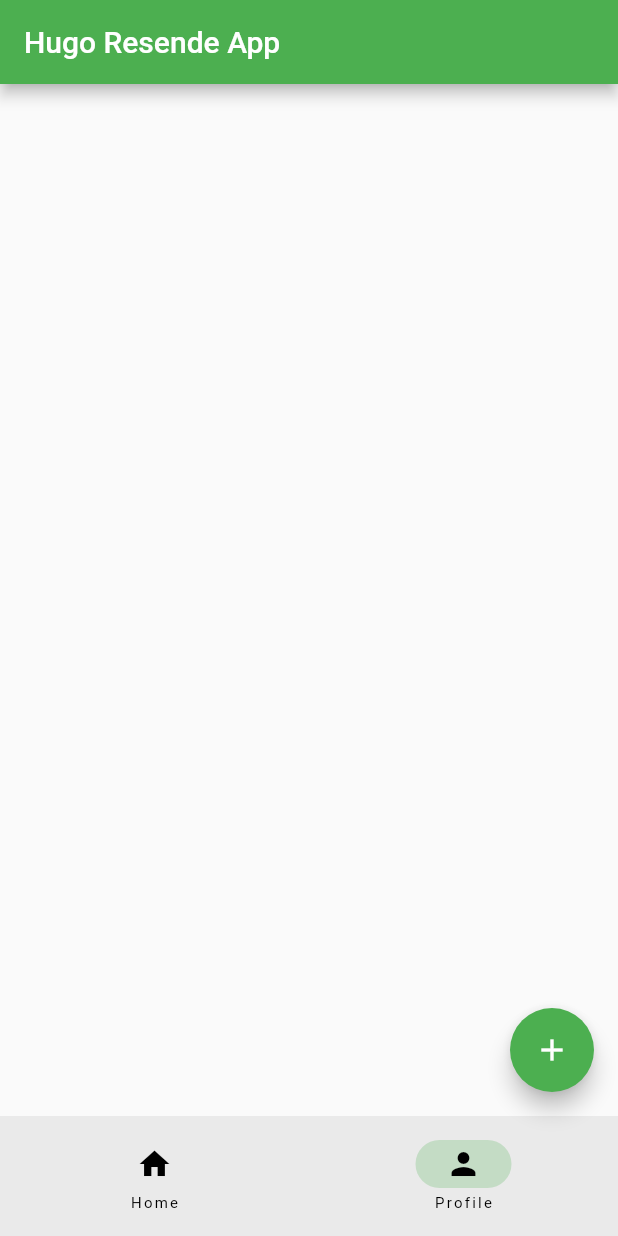
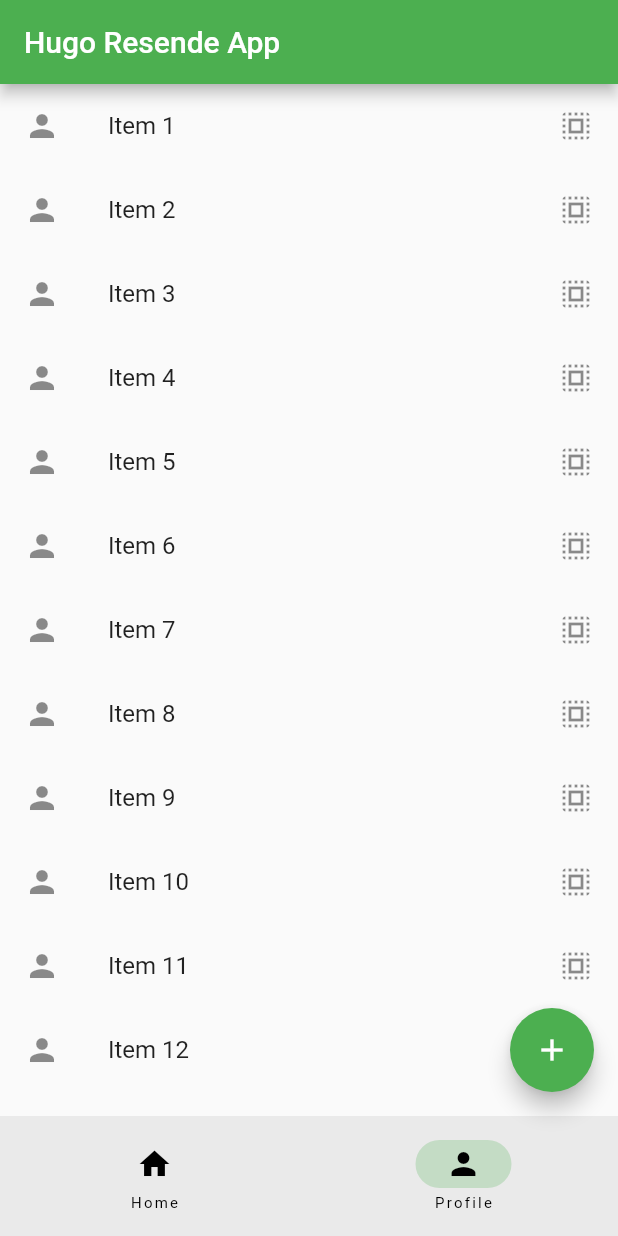
Before and after one commit to hugoresende27/coolapp, a Flutter app: the screen it shows after launch, item 2 of the bottom bar chosen, on a phone screen of 412 x 824 dp. Run offline on Flutter 3.47's test engine with Material 2 defaults, Android fonts, the phone set to English and light mode, and no system bars.

Commit message:
finish course 1

```diff
--- a/lib/profile_page.dart
+++ b/lib/profile_page.dart
@@ -1,10 +1,24 @@
 import 'package:flutter/material.dart';
+
+const int itemCount = 20;
 
 class ProfilePage extends StatelessWidget {
   const ProfilePage({super.key});
 
   @override
   Widget build(BuildContext context) {
-    return Container();
+    return ListView.builder(
+      itemCount: itemCount,
+      itemBuilder: (BuildContext context, int index) {
+        return ListTile(
+          title: Text('Item ${(index + 1)}'),
+          leading: const Icon(Icons.person),
+          trailing: const Icon(Icons.select_all),
+          onTap: () {
+            debugPrint('Item ${(index + 1)} selected');
+          },
+        );
+      },
+    );
   }
 }
```
